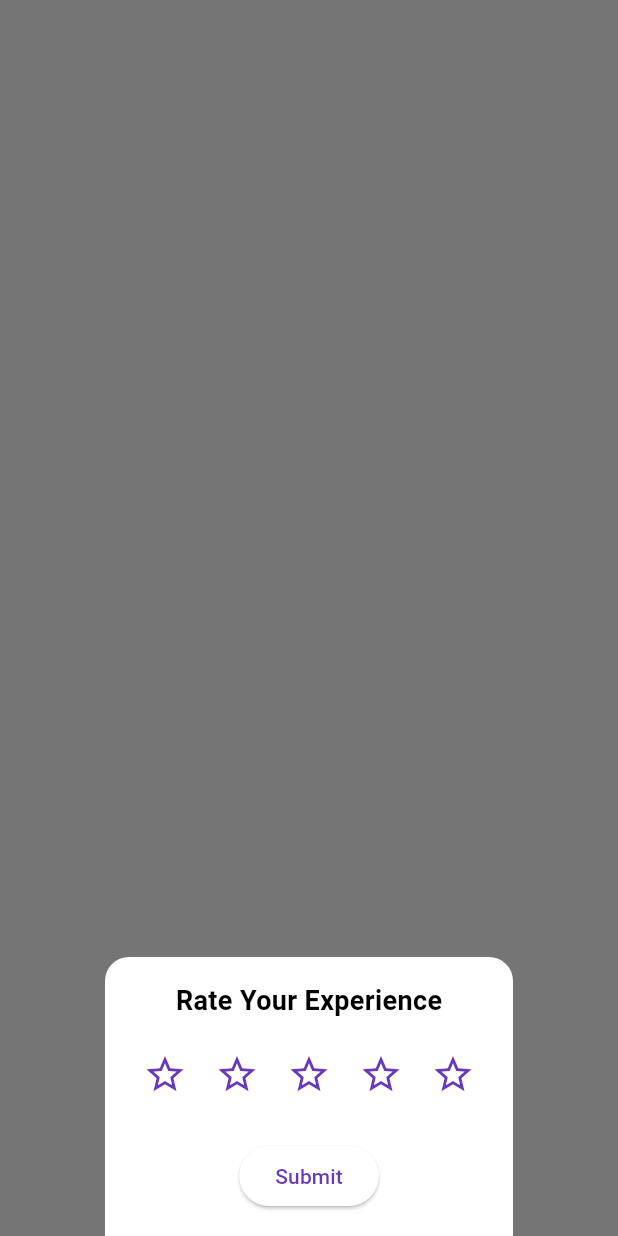
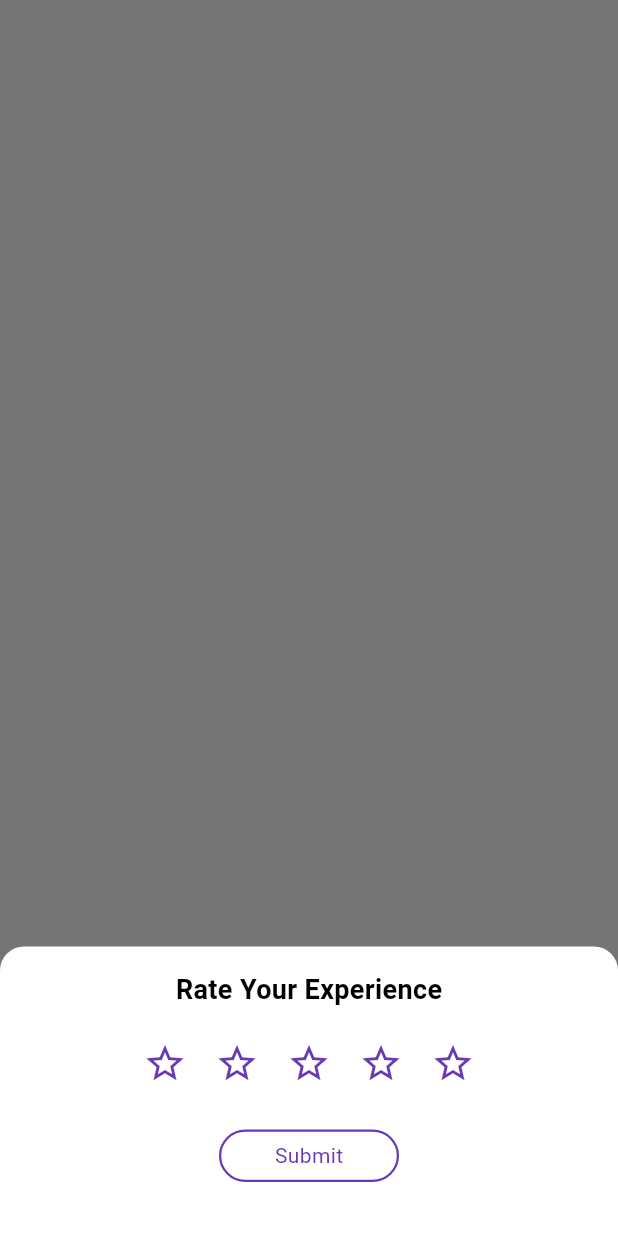
Before and after one commit to Uday-bonhq/product_catelog_app, a Flutter app: what showRatingBottomSheet() shows on an empty page, opened directly, on a phone screen of 412 x 824 dp. Run offline on Flutter 3.47's test engine with Material 3 defaults, Android fonts, the phone set to English and light mode, and no system bars; our stand-ins replace cached_network_image, carousel_slider, dio, flutter_staggered_animations, get, hive and 4 more; accounts and stored records are empty; network calls fail.

Commit message:
Rating Ui
Rating Ui

```diff
--- a/lib/widgets/rating_widget.dart
+++ b/lib/widgets/rating_widget.dart
@@ -1,6 +1,7 @@
 
 import 'package:flutter/material.dart';
 import 'package:get/get.dart';
+import 'package:product_catelog_app/core/theme/app_color.dart';
 
 
 void showRatingBottomSheet(BuildContext context) {
@@ -8,6 +9,7 @@ void showRatingBottomSheet(BuildContext context) {
 
   Get.bottomSheet(
     Container(
+      width: Get.width,
       padding: const EdgeInsets.all(16),
       decoration: BoxDecoration(
         color: Theme.of(context).scaffoldBackgroundColor,
@@ -33,14 +35,23 @@ void showRatingBottomSheet(BuildContext context) {
             },
           ),
           const SizedBox(height: 20),
-          ElevatedButton(
-            onPressed: () {
+          GestureDetector(
+            onTap: () {
               // Save or send the rating
               print("Rated: $selectedRating stars");
               Get.back(); // Close bottom sheet
             },
-            child: const Text('Submit'),
+            child: Container(
+              width: 120,
+                padding: const EdgeInsets.symmetric(horizontal: 12, vertical: 6),
+                decoration: BoxDecoration(
+                  border: Border.all(color: AppColors.primary, width: 1.5),
+                  borderRadius: BorderRadius.circular(30),
+                ),
+                child:  const Center(child: Text('Submit',style: TextStyle(color:AppColors.primary,),))),
           ),
+
+          const SizedBox(height: 20),
         ],
       ),
     ),
@@ -78,7 +89,7 @@ class RatingStars extends StatelessWidget {
               ? () => onRatingChanged!(index + 1)
               : null,
           padding: EdgeInsets.zero,
-          constraints: BoxConstraints(),
+          constraints: const BoxConstraints(),
         );
       }),
     );
```
Also changed, not shown: lib/screens/product_detail/product_deatil_screen.dart (+15 -3 lines), 1 other file.
